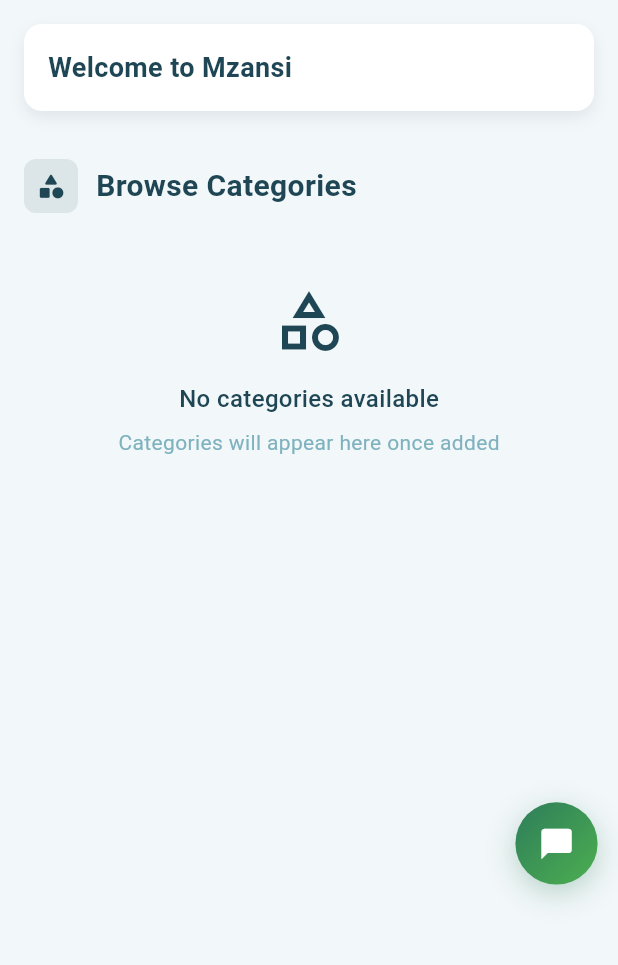
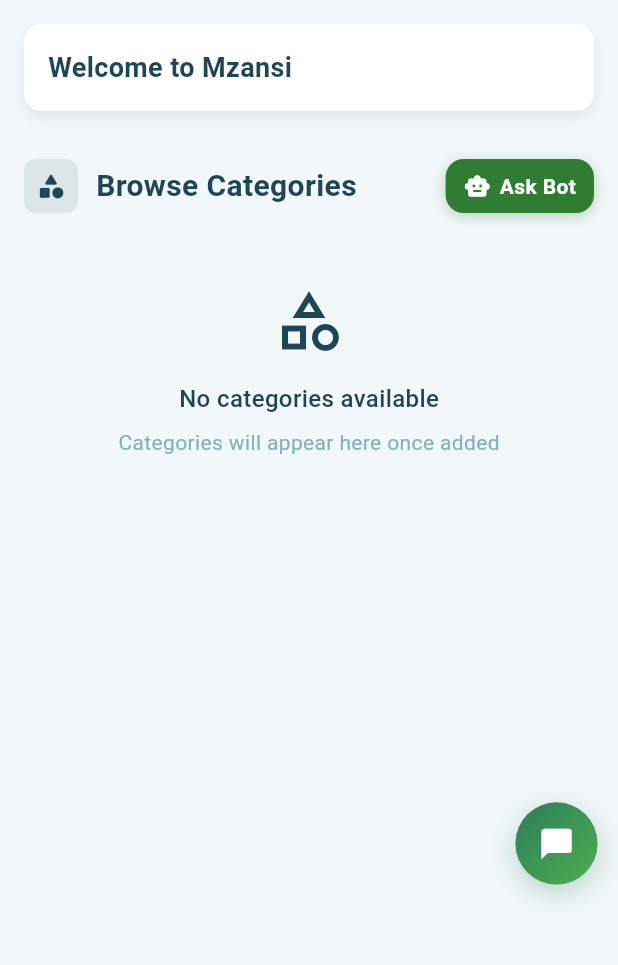
Before and after one commit to KutumelaP/imagekit-auth-server, a Flutter app: the screen it shows after launch, on a phone screen of 412 x 824 dp, the part 84-1049 px from its top. Run offline on Flutter 3.47's test engine with Material 3 defaults, Android fonts, the phone set to English and light mode, and no system bars; our stand-ins replace audioplayers, awesome_notifications, cached_network_image, chewie, cloud_firestore, cloud_functions and 21 more; missing offline and left inert: dart:html, dart:js, dart:js_util, flutter_app_badger; accounts and stored records are empty.

Commit message:
Add chatbot button next to Browse Categories and remove AI suggestions
Chatbot Placement:
- Added 'Ask Bot' button positioned right next to 'Browse Categories' header
- Used Spacer() to push button to the far right
- Styled with green background and white text/icon
- Opens chatbot in modal bottom sheet on tap
- Compact design with robot icon and 'Ask Bot' text

AI Suggestions Cleanup:
- Removed 'Can you tell me more about this product?' from customer suggestions
- Removed 'How can I assist you with your order?' from common suggestions
- Streamlined AI suggestion lists for better user experience

```diff
--- a/lib/screens/simple_home_screen.dart
+++ b/lib/screens/simple_home_screen.dart
@@ -1230,6 +1230,57 @@ class _SimpleHomeScreenState extends State<SimpleHomeScreen>
                 color: AppTheme.deepTeal,
               ),
             ),
+            const Spacer(),
+            // Chatbot button
+            Container(
+              decoration: BoxDecoration(
+                color: AppTheme.primaryGreen,
+                borderRadius: BorderRadius.circular(12),
+                boxShadow: [
+                  BoxShadow(
+                    color: AppTheme.primaryGreen.withOpacity(0.3),
+                    blurRadius: 8,
+                    offset: const Offset(0, 2),
+                  ),
+                ],
+              ),
+              child: Material(
+                color: Colors.transparent,
+                child: InkWell(
+                  borderRadius: BorderRadius.circular(12),
+                  onTap: () {
+                    showModalBottomSheet(
+                      context: context,
+                      isScrollControlled: true,
+                      backgroundColor: Colors.transparent,
+                      builder: (context) => const ChatbotWidget(),
+                    );
+                  },
+                  child: Container(
+                    padding: const EdgeInsets.symmetric(horizontal: 12, vertical: 8),
+                    child: Row(
+                      mainAxisSize: MainAxisSize.min,
+                      children: [
+                        Icon(
+                          Icons.smart_toy_rounded,
+                          color: Colors.white,
+                          size: 18,
+                        ),
+                        const SizedBox(width: 6),
+                        Text(
+                          'Ask Bot',
+                          style: TextStyle(
+                            color: Colors.white,
+                            fontSize: 14,
+                            fontWeight: FontWeight.w600,
+                          ),
+                        ),
+                      ],
+                    ),
+                  ),
+                ),
+              ),
+            ),
           ],
         ),
       ),
--- a/lib/services/ai_chat_assistant.dart
+++ b/lib/services/ai_chat_assistant.dart
@@ -8,7 +8,6 @@ class AIChatAssistant {
     "Do you have any questions about our products?",
     "Would you like to see our latest offers?",
     "Is there anything specific you'd like to know?",
-    "How can I assist you with your order?",
     "Are you satisfied with our service?",
     "Thank you for choosing us!",
     "Have a great day!",
@@ -19,7 +18,6 @@ class AIChatAssistant {
     "I'd like to place an order",
     "What's your delivery time?",
     "Do you have any special offers?",
-    "Can you tell me more about this product?",
     "What are your payment options?",
     "Is this item in stock?",
     "Can I customize my order?",
```
